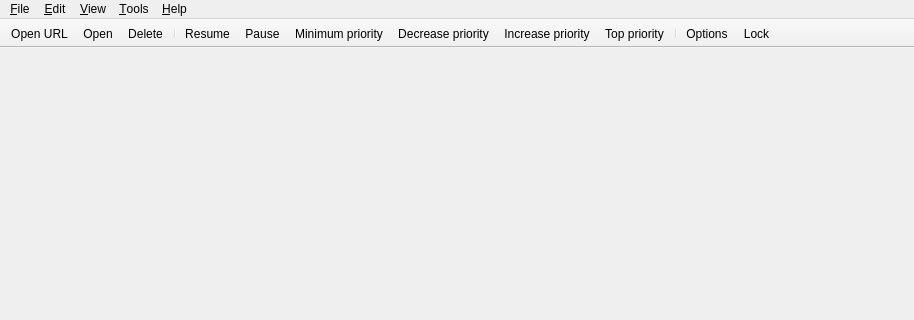
This is src/gui/mainwindow.ui in qbittorrent/qBittorrent as Qt 5 draws it before an edit; both pictures show x 0 to 914 and y 0 to 320 of the 914 by 563 pixel window. The edited form follows.
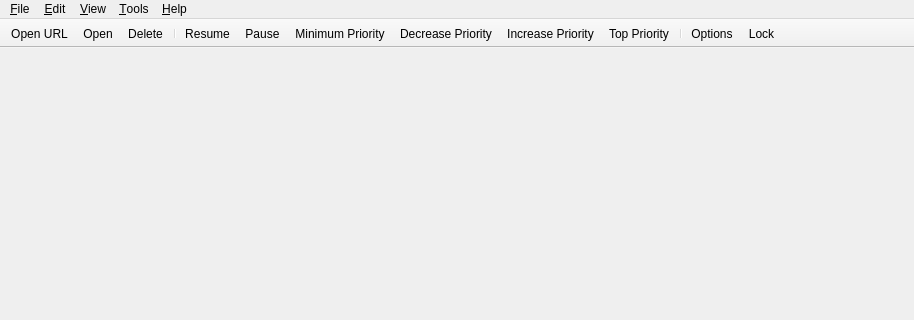
This is the edited form. Icons and pictures are not drawn.

Commit message: Move statistics from Tools to View Reorder & add separators in Help menu Rename `Auto-Shutdown on downloads completion` to `When downloads done` Capitalize menu items, modify accelerator

The edit to the form file:
```diff
--- a/src/gui/mainwindow.ui
+++ b/src/gui/mainwindow.ui
@@ -248,7 +248,7 @@
   </action>
   <action name="actionBottomPriority">
    <property name="text">
-    <string>Minimum priority</string>
+    <string>Minimum Priority</string>
    </property>
    <property name="visible">
     <bool>true</bool>
@@ -256,7 +256,7 @@
   </action>
   <action name="actionTopPriority">
    <property name="text">
-    <string>Top priority</string>
+    <string>Top Priority</string>
    </property>
    <property name="visible">
     <bool>true</bool>
@@ -264,7 +264,7 @@
   </action>
   <action name="actionDecreasePriority">
    <property name="text">
-    <string>Decrease priority</string>
+    <string>Decrease Priority</string>
    </property>
    <property name="visible">
     <bool>true</bool>
@@ -272,7 +272,7 @@
   </action>
   <action name="actionIncreasePriority">
    <property name="text">
-    <string>Increase priority</string>
+    <string>Increase Priority</string>
    </property>
    <property name="visible">
     <bool>true</bool>
@@ -329,7 +329,7 @@
   </action>
   <action name="actionLock_qBittorrent">
    <property name="text">
-    <string>Lock qBittorrent</string>
+    <string>L&amp;ock qBittorrent</string>
    </property>
    <property name="toolTip">
     <string>Lock qBittorrent</string>
```
Left out of the diff: 66 changed lines with no effect on the pictures. The commit also changes 1 other file.
